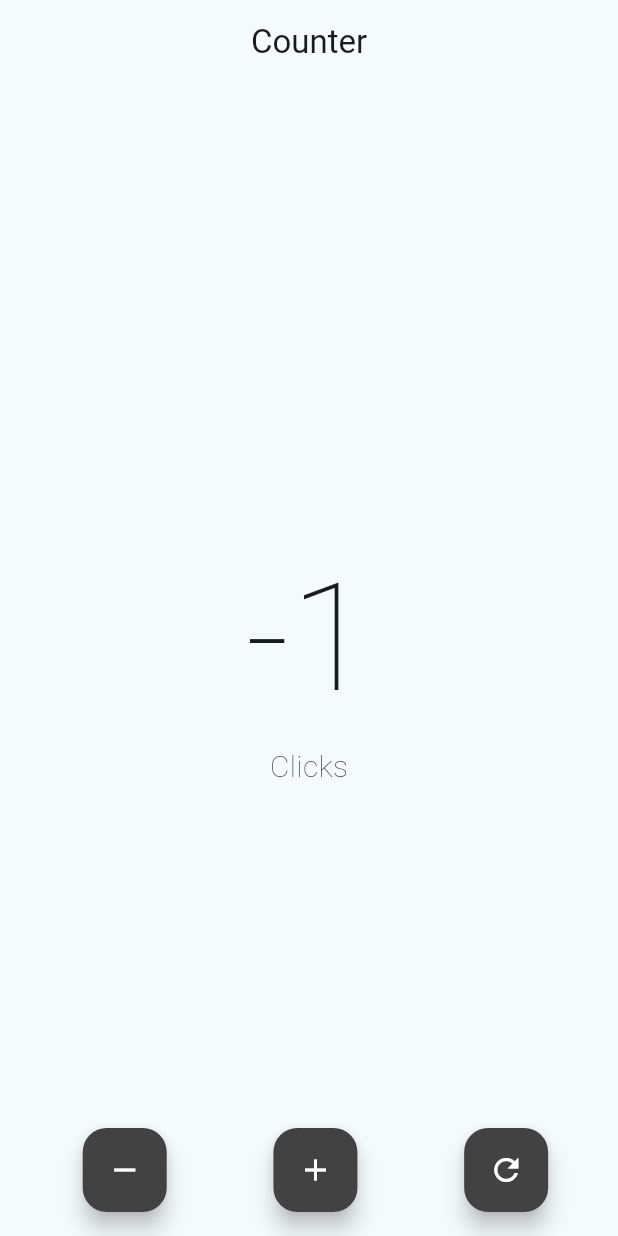
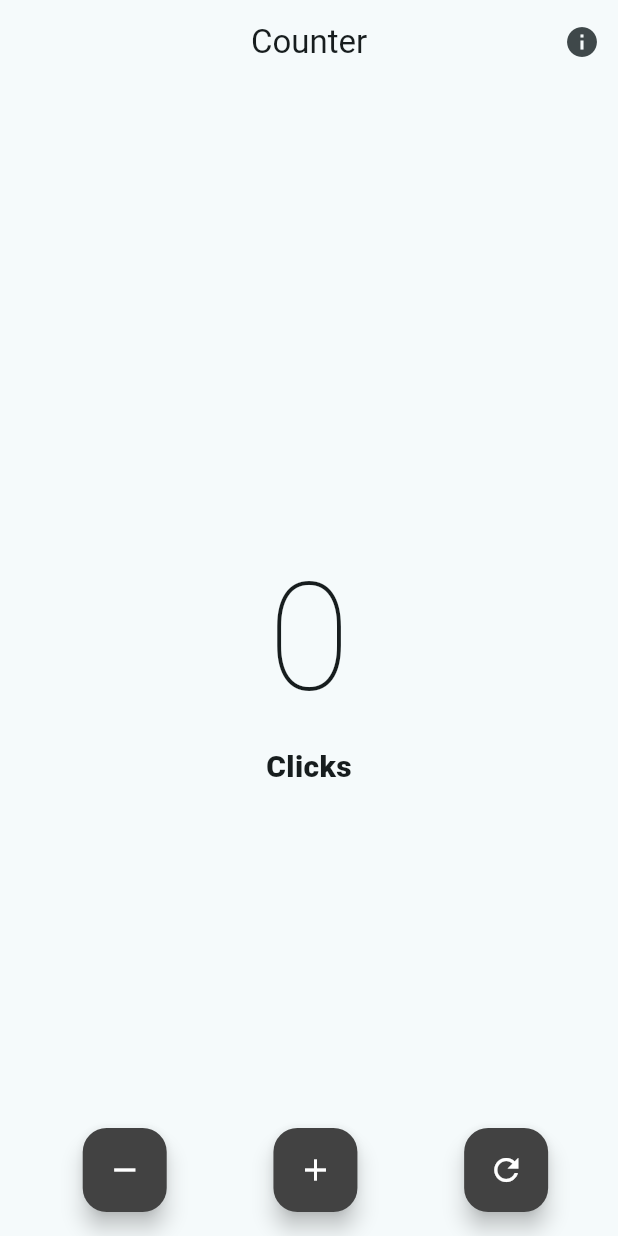
Before and after one commit to crycodex/Flutter_course, a Flutter app: the screen it shows after launch, after a tap on the "remove" icon, on a phone screen of 412 x 824 dp. Run offline on Flutter 3.47's test engine with Material 3 defaults, Android fonts, the phone set to English and light mode, and no system bars.

Commit message:
Agrega un botón de información en la pantalla de contador que muestra un diálogo con detalles sobre la aplicación. Se refactoriza el manejo del contador para utilizar una clase ActionButton personalizada y se mejora el estilo del texto en la interfaz.

```diff
--- a/app_intro/lib/presetation/screens/counters/counter_screen.dart
+++ b/app_intro/lib/presetation/screens/counters/counter_screen.dart
@@ -1,21 +1,61 @@
 import 'package:flutter/material.dart';
 
 class CounterScreen extends StatefulWidget {
-  CounterScreen({super.key});
-
-  int click = 0;
+  const CounterScreen({super.key});
 
   @override
   State<CounterScreen> createState() => _CounterScreenState();
 }
 
 class _CounterScreenState extends State<CounterScreen> {
+  int click = 0;
+
   @override
   Widget build(BuildContext context) {
     return Scaffold(
       appBar: AppBar(
         title: Text("Counter"),
         centerTitle: true,
+        actions: [
+          IconButton(
+            onPressed: () {
+              showDialog(
+                context: context,
+                builder:
+                    (context) => AlertDialog(
+                      title: Text(
+                        "Counter App",
+                        style: TextStyle(
+                          fontSize: 20,
+                          fontWeight: FontWeight.w900,
+                          color: Colors.grey[800],
+                        ),
+                      ),
+                      content: Text(
+                        "Este es un contador de clicks que se incrementa y decrementa, \n\nDesarrollado por @isnotcristhianr.dev",
+                        style: TextStyle(fontSize: 16),
+                      ),
+                      actions: [
+                        TextButton(
+                          onPressed: () {
+                            Navigator.pop(context);
+                          },
+                          child: Text(
+                            "Close",
+                            style: TextStyle(
+                              fontSize: 16,
+                              fontWeight: FontWeight.w900,
+                              color: Colors.grey[800],
+                            ),
+                          ),
+                        ),
+                      ],
+                    ),
+              );
+            },
+            icon: Icon(Icons.info),
+          ),
+        ],
         // backgroundColor: Colors.grey,
       ),
       body: Center(
@@ -23,12 +63,12 @@ class _CounterScreenState extends State<CounterScreen> {
           mainAxisAlignment: MainAxisAlignment.center,
           children: [
             Text(
-              "${widget.click}",
+              "$click",
               style: TextStyle(fontSize: 100, fontWeight: FontWeight.w100),
             ),
             Text(
-              "Click${widget.click == 1 ? "" : "s"}",
-              style: TextStyle(fontSize: 20, fontWeight: FontWeight.w100),
+              "Click${click == 1 ? "" : "s"}",
+              style: TextStyle(fontSize: 20, fontWeight: FontWeight.w900),
             ),
           ],
         ),
@@ -37,37 +77,51 @@ class _CounterScreenState extends State<CounterScreen> {
         mainAxisAlignment: MainAxisAlignment.spaceEvenly,
         children: [
           SizedBox(width: 10),
-          FloatingActionButton(
-            backgroundColor: Colors.grey[800],
+          ActionButton(
+            icon: Icon(Icons.remove, color: Colors.white),
             onPressed: () {
               setState(() {
-                widget.click--;
+                if (click <= 0) return;
+                click--;
               });
             },
-            child: Icon(Icons.remove, color: Colors.white),
           ),
           SizedBox(width: 10),
-          FloatingActionButton(
-            backgroundColor: Colors.grey[800],
+          ActionButton(
+            icon: Icon(Icons.add, color: Colors.white),
             onPressed: () {
               setState(() {
-                widget.click++;
+                click++;
               });
             },
-            child: Icon(Icons.add, color: Colors.white),
           ),
           SizedBox(width: 10),
-          FloatingActionButton(
-            backgroundColor: Colors.grey[800],
+          ActionButton(
+            icon: Icon(Icons.refresh, color: Colors.white),
             onPressed: () {
               setState(() {
-                widget.click = 0;
+                click = 0;
               });
             },
-            child: Icon(Icons.refresh, color: Colors.white),
           ),
         ],
       ),
     );
   }
 }
+
+class ActionButton extends StatelessWidget {
+  final Icon icon;
+  final Function() onPressed;
+
+  const ActionButton({super.key, required this.icon, required this.onPressed});
+
+  @override
+  Widget build(BuildContext context) {
+    return FloatingActionButton(
+      backgroundColor: Colors.grey[800],
+      onPressed: onPressed,
+      child: icon,
+    );
+  }
+}
```
